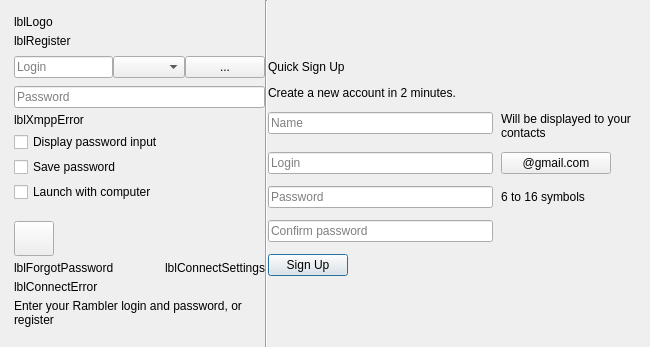
silvansky/Contacts, file src/plugins/optionsmanager/logindialog.ui: the form before one commit.
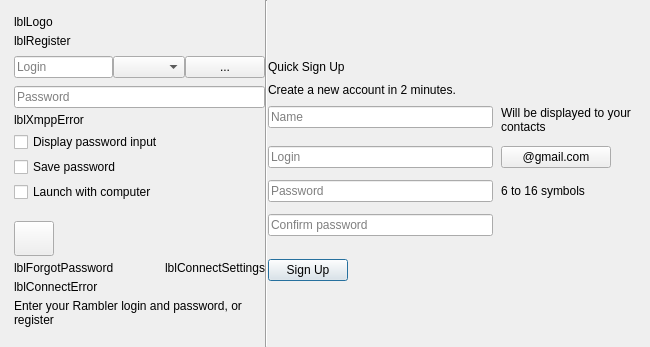
The form after the commit. Custom widgets are drawn as their Qt base class.

Patch:
```diff
--- a/src/plugins/optionsmanager/logindialog.ui
+++ b/src/plugins/optionsmanager/logindialog.ui
@@ -363,7 +363,7 @@
      </property>
      <layout class="QVBoxLayout" name="verticalLayout_2" stretch="0,0,0,0,0,0">
       <property name="spacing">
-       <number>12</number>
+       <number>9</number>
       </property>
       <property name="leftMargin">
        <number>0</number>
@@ -595,21 +595,30 @@
         </item>
         <item>
          <widget class="QLabel" name="lblLoader">
+          <property name="sizePolicy">
+           <sizepolicy hsizetype="Preferred" vsizetype="Expanding">
+            <horstretch>0</horstretch>
+            <verstretch>0</verstretch>
+           </sizepolicy>
+          </property>
           <property name="minimumSize">
            <size>
             <width>18</width>
-            <height>18</height>
+            <height>0</height>
            </size>
           </property>
           <property name="maximumSize">
            <size>
             <width>18</width>
-            <height>18</height>
+            <height>16777215</height>
            </size>
           </property>
           <property name="text">
            <string/>
           </property>
+          <property name="alignment">
+           <set>Qt::AlignCenter</set>
+          </property>
          </widget>
         </item>
         <item>
```
